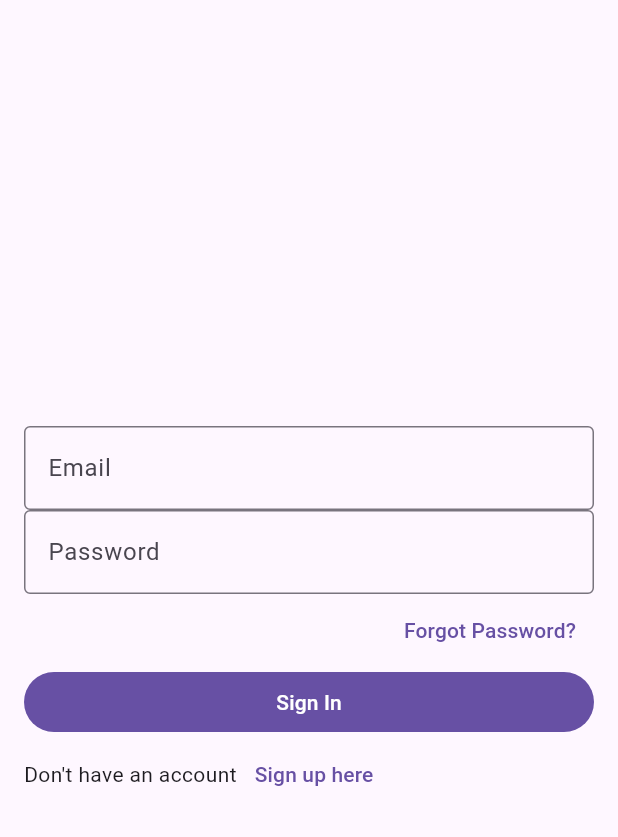
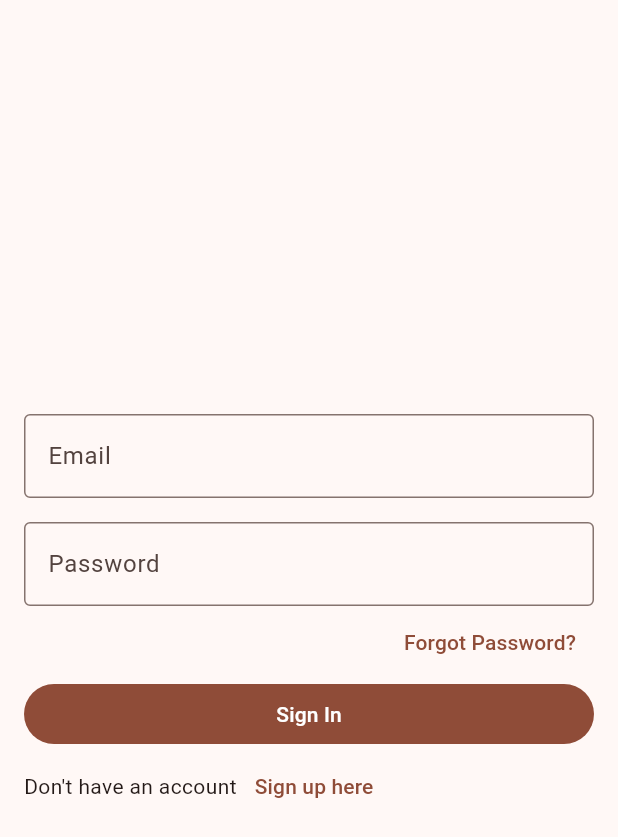
Before and after one commit to kitsoNamane/bhc-hackathon, a Flutter app: the screen it shows after launch, on a phone screen of 412 x 824 dp. Shown: the top 837 px of the screen. Run offline on Flutter 3.47's test engine with Material 3 defaults, Android fonts, the phone set to English and light mode, and no system bars; our stand-ins replace go_router.

Commit message:
refactor: move onboarding pages to their own folder

```diff
--- a/lib/main.dart
+++ b/lib/main.dart
@@ -15,6 +15,10 @@ class App extends StatelessWidget {
     return MaterialApp.router(
       debugShowCheckedModeBanner: false,
       routerConfig: NavigationHelper.router,
+      theme: ThemeData(
+        colorScheme: ColorScheme.fromSeed(seedColor: Colors.deepOrange),
+        useMaterial3: true,
+      ),
     );
   }
 }
--- a/lib/view/onboarding.dart
+++ b/lib/view/onboarding/onboarding.dart
@@ -1,8 +1,8 @@
-import 'package:bhc_hackathon/view/sign_in_form.dart';
+import 'package:bhc_hackathon/view/onboarding/sign_in_form.dart';
 import 'package:flutter/material.dart';
 
-import 'navigation.dart';
-import 'navigation_constants.dart';
+import '../navigation.dart';
+import '../navigation_constants.dart';
 
 class SignUpPage extends StatelessWidget {
   const SignUpPage({super.key});
--- a/lib/view/sign_in_form.dart
+++ b/lib/view/onboarding/sign_in_form.dart
@@ -28,6 +28,7 @@ class SignInFormState extends State<SignInForm> {
                 labelText: "Email",
               ),
             ),
+            const SizedBox(width: double.infinity, height: 16),
             const TextField(
               obscureText: true,
               decoration: InputDecoration(
```
Also changed, not shown: lib/view/navigation.dart (+2 -35 lines).
